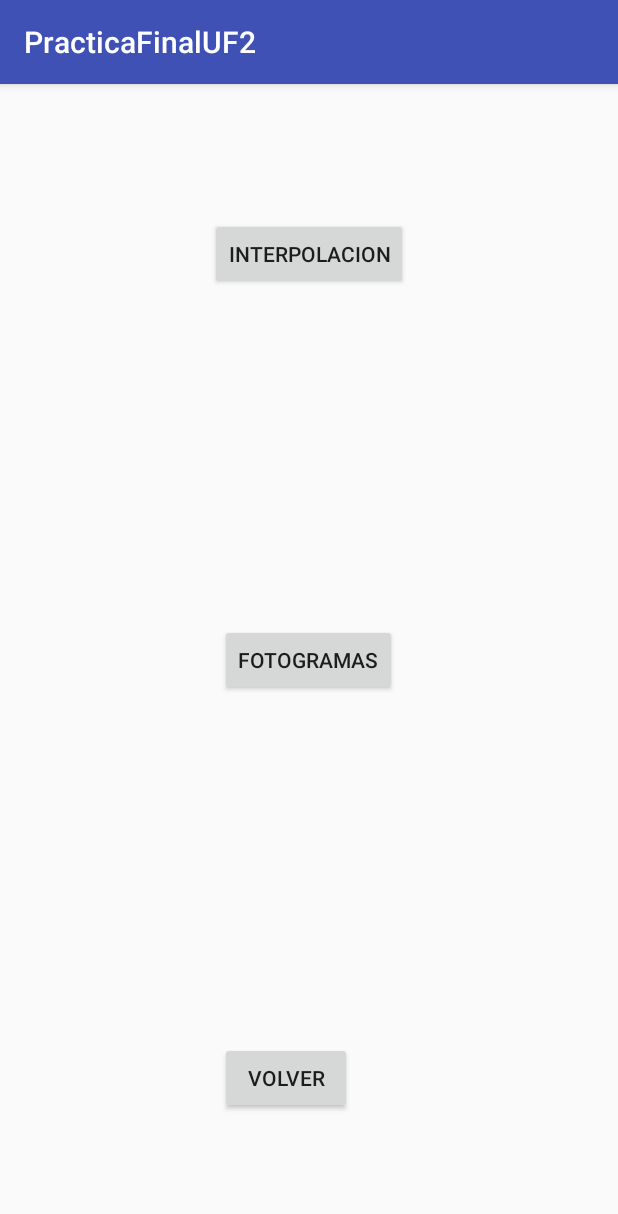
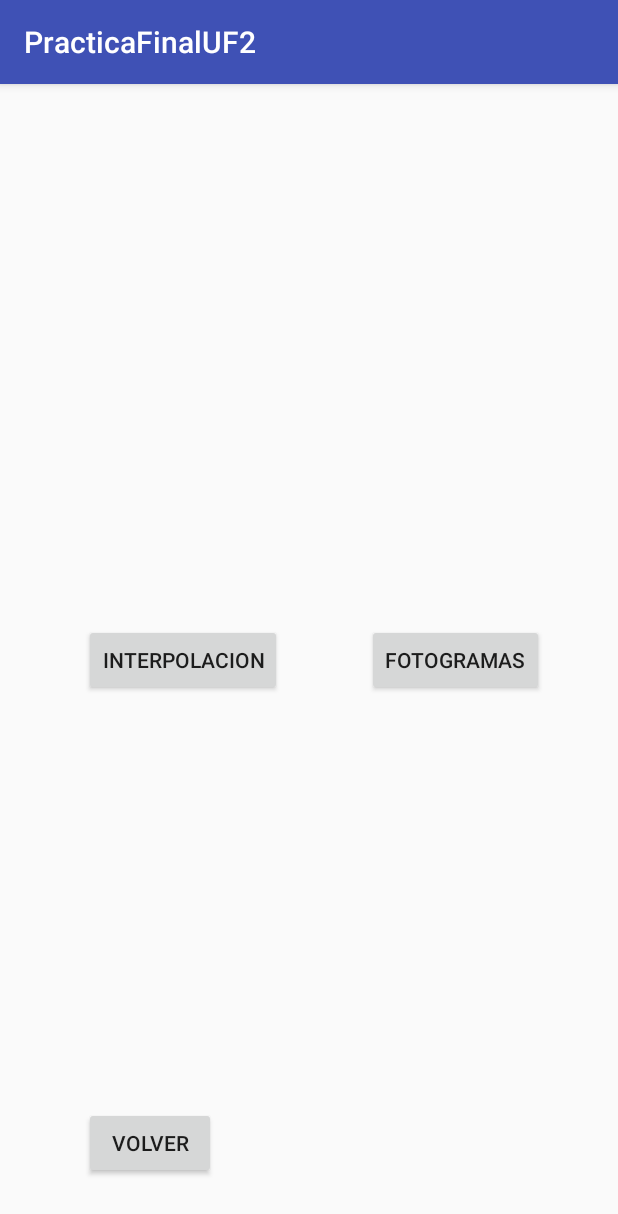
Before and after one commit to alolti95/PracticaFinalUF2, an Android app: the animaciones screen opened directly, with no data from a screen before it, on a phone screen of 412 x 824 dp. Shown: the top 1214 px of the screen. Run offline under Robolectric (Android 15) with nearby library versions, the phone set to English and light mode, and no system bars.

Commit message:
Main, Animaciones y tipos de animacion

```diff
--- a/app/src/main/AndroidManifest.xml
+++ b/app/src/main/AndroidManifest.xml
@@ -15,7 +15,8 @@
                 <category android:name="android.intent.category.LAUNCHER" />
             </intent-filter>
         </activity>
-        <activity android:name=".animaciones"></activity>
+        <activity android:name=".animaciones" />
+        <activity android:name=".AnimInterpolacion"></activity>
     </application>
 
 </manifest>
--- a/app/src/main/java/com/example/user1/practicafinaluf2/animaciones.java
+++ b/app/src/main/java/com/example/user1/practicafinaluf2/animaciones.java
@@ -1,13 +1,30 @@
 package com.example.user1.practicafinaluf2;
 
+import android.content.Intent;
 import android.support.v7.app.AppCompatActivity;
 import android.os.Bundle;
+import android.view.View;
+import android.widget.Button;
 
 public class animaciones extends AppCompatActivity {
+
+    Button btnInterpolacion, btnFotogramas, btnVolver;
 
     @Override
     protected void onCreate(Bundle savedInstanceState) {
         super.onCreate(savedInstanceState);
         setContentView(R.layout.activity_animaciones);
+
+        btnInterpolacion = (Button)findViewById(R.id.btnInterpolacion);
+        btnFotogramas = (Button)findViewById(R.id.btnFotogramas);
+        btnVolver = (Button)findViewById(R.id.btnVolver);
+
+        btnInterpolacion.setOnClickListener(new View.OnClickListener(){
+
+            public void onClick(View v){
+                Intent i = new Intent(getApplicationContext(),AnimInterpolacion.class);
+                startActivity(i);
+            }
+        });
     }
 }
--- a/app/src/main/res/layout/activity_animaciones.xml
+++ b/app/src/main/res/layout/activity_animaciones.xml
@@ -11,28 +11,30 @@
     tools:context="com.example.user1.practicafinaluf2.animaciones">
 
     <Button
-        android:text="Interpolacion"
+        android:text="@string/volver"
         android:layout_width="wrap_content"
         android:layout_height="wrap_content"
-        android:layout_alignParentTop="true"
-        android:layout_centerHorizontal="true"
-        android:layout_marginTop="73dp"
-        android:id="@+id/button" />
+        android:layout_marginBottom="22dp"
+        android:id="@+id/btnVolver"
+        android:layout_alignParentBottom="true"
+        android:layout_alignParentStart="true"
+        android:layout_marginStart="40dp" />
 
     <Button
-        android:text="Volver"
+        android:text="@string/fotogramas"
         android:layout_width="wrap_content"
         android:layout_height="wrap_content"
-        android:layout_alignParentBottom="true"
-        android:layout_alignStart="@+id/button2"
-        android:layout_marginBottom="65dp"
-        android:id="@+id/button3" />
+        android:id="@+id/btnFotogramas"
+        android:layout_centerVertical="true"
+        android:layout_alignParentEnd="true"
+        android:layout_marginEnd="33dp" />
 
     <Button
-        android:text="Fotogramas"
+        android:text="@string/interpolacion"
         android:layout_width="wrap_content"
         android:layout_height="wrap_content"
-        android:id="@+id/button2"
-        android:layout_centerVertical="true"
-        android:layout_centerHorizontal="true" />
+        android:id="@+id/btnInterpolacion"
+        android:layout_alignBaseline="@+id/btnFotogramas"
+        android:layout_alignBottom="@+id/btnFotogramas"
+        android:layout_alignStart="@+id/btnVolver" />
 </RelativeLayout>
--- a/app/src/main/res/values/strings.xml
+++ b/app/src/main/res/values/strings.xml
@@ -1,4 +1,7 @@
 <resources>
     <string name="app_name">PracticaFinalUF2</string>
     <string name="animacion">Animacion</string>
+    <string name="interpolacion">Interpolacion</string>
+    <string name="fotogramas">Fotogramas</string>
+    <string name="volver">Volver</string>
 </resources>
```
Also changed, not shown: app/src/main/java/com/example/user1/practicafinaluf2/AnimInterpolacion.java (added, +26 -0 lines), app/src/main/res/anim/aparecer.xml (added, +8 -0 lines), app/src/main/res/anim/botant.xml (added, +11 -0 lines), app/src/main/res/anim/rotar.xml (added, +21 -0 lines), app/src/main/res/anim/venir.xml (added, +24 -0 lines), app/src/main/res/layout/activity_anim_interpolacion.xml (added, +21 -0 lines), app/src/main/res/drawable/goku.png (added).
